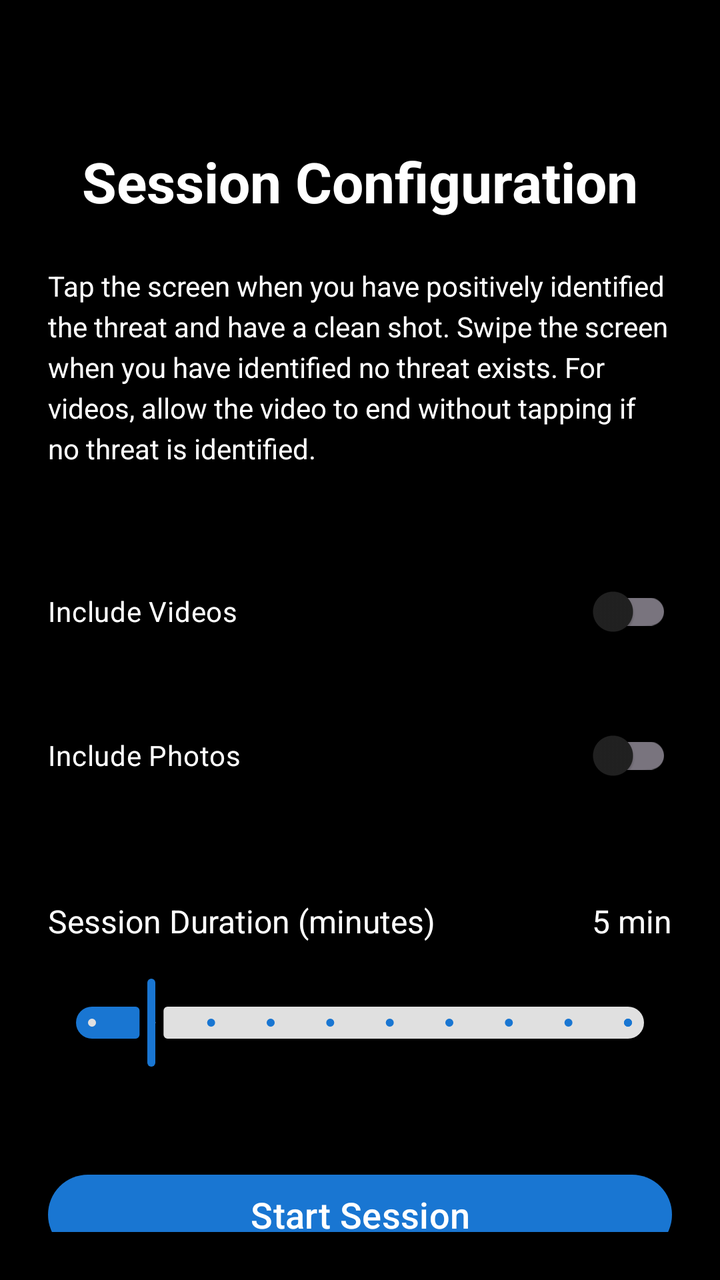
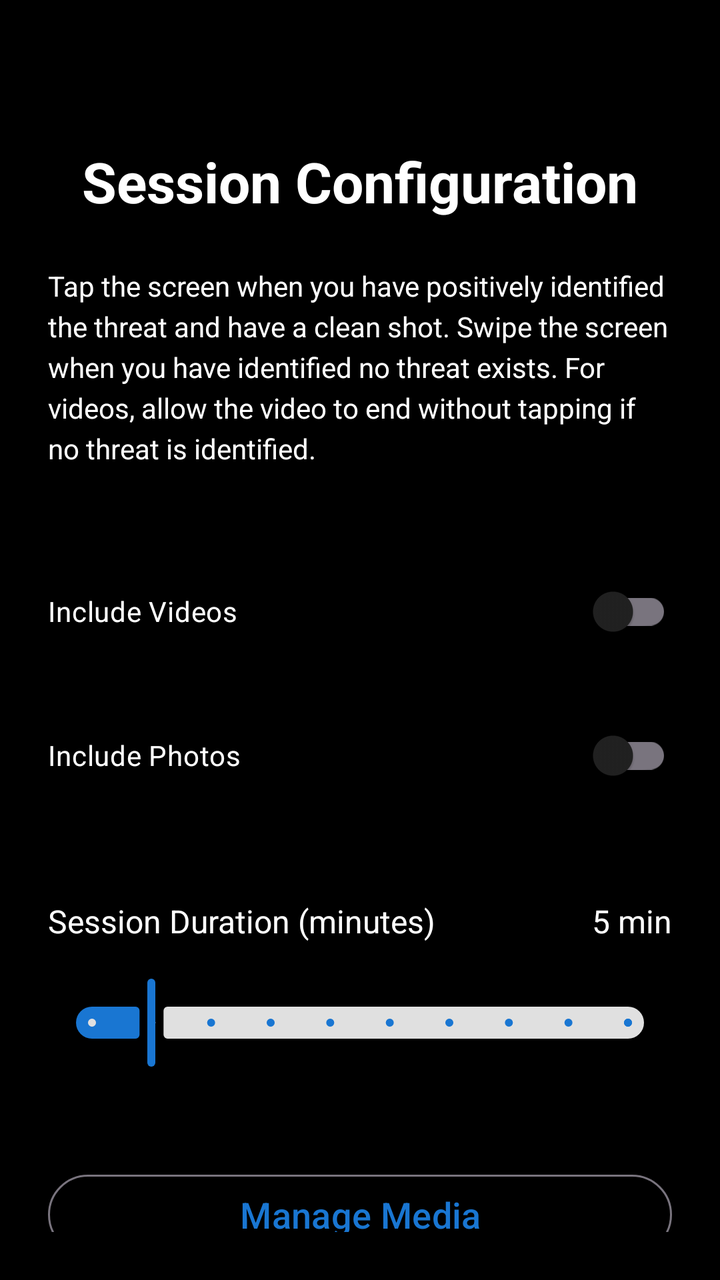

Compare the two renders of this Android layout. The source of the first and the diff that turns it into the second are given below.
<!-- AndroidManifest.xml: application theme Theme.TargetDiscriminator -->
<!-- res/layout/fragment_session_config.xml -->
<?xml version="1.0" encoding="utf-8"?>
<androidx.constraintlayout.widget.ConstraintLayout xmlns:android="http://schemas.android.com/apk/res/android"
    xmlns:app="http://schemas.android.com/apk/res-auto"
    xmlns:tools="http://schemas.android.com/tools"
    android:layout_width="match_parent"
    android:layout_height="match_parent"
    android:background="@color/black"
    android:padding="24dp"
    tools:context=".presentation.session_config.SessionConfigFragment">

    <TextView
        android:id="@+id/titleText"
        android:layout_width="wrap_content"
        android:layout_height="wrap_content"
        android:layout_marginTop="48dp"
        android:text="@string/session_config_title"
        android:textColor="@color/white"
        android:textSize="28sp"
        android:textStyle="bold"
        app:layout_constraintEnd_toEndOf="parent"
        app:layout_constraintStart_toStartOf="parent"
        app:layout_constraintTop_toTopOf="parent" />

    <TextView
        android:id="@+id/instructionsText"
        android:layout_width="0dp"
        android:layout_height="wrap_content"
        android:layout_marginTop="24dp"
        android:text="@string/training_instructions"
        android:textColor="@color/white"
        android:textSize="14sp"
        android:lineSpacingExtra="4dp"
        app:layout_constraintEnd_toEndOf="parent"
        app:layout_constraintStart_toStartOf="parent"
        app:layout_constraintTop_toBottomOf="@id/titleText" />

    <com.google.android.material.switchmaterial.SwitchMaterial
        android:id="@+id/includeVideosSwitch"
        android:layout_width="0dp"
        android:layout_height="wrap_content"
        android:layout_marginTop="48dp"
        android:text="@string/session_config_include_videos"
        android:textColor="@color/white"
        app:layout_constraintEnd_toEndOf="parent"
        app:layout_constraintStart_toStartOf="parent"
        app:layout_constraintTop_toBottomOf="@id/instructionsText" />

    <com.google.android.material.switchmaterial.SwitchMaterial
        android:id="@+id/includePhotosSwitch"
        android:layout_width="0dp"
        android:layout_height="wrap_content"
        android:layout_marginTop="24dp"
        android:text="@string/session_config_include_photos"
        android:textColor="@color/white"
        app:layout_constraintEnd_toEndOf="parent"
        app:layout_constraintStart_toStartOf="parent"
        app:layout_constraintTop_toBottomOf="@id/includeVideosSwitch" />

    <TextView
        android:id="@+id/durationLabel"
        android:layout_width="wrap_content"
        android:layout_height="wrap_content"
        android:layout_marginTop="48dp"
        android:text="@string/session_config_duration"
        android:textColor="@color/white"
        android:textSize="16sp"
        app:layout_constraintStart_toStartOf="parent"
        app:layout_constraintTop_toBottomOf="@id/includePhotosSwitch" />

    <TextView
        android:id="@+id/durationValue"
        android:layout_width="wrap_content"
        android:layout_height="wrap_content"
        android:text="5 min"
        android:textColor="@color/white"
        android:textSize="16sp"
        app:layout_constraintEnd_toEndOf="parent"
        app:layout_constraintTop_toTopOf="@id/durationLabel" />

    <com.google.android.material.slider.Slider
        android:id="@+id/durationSlider"
        android:layout_width="0dp"
        android:layout_height="wrap_content"
        android:layout_marginTop="16dp"
        android:valueFrom="1.0"
        android:valueTo="10.0"
        android:value="2.0"
        android:stepSize="1.0"
        app:layout_constraintEnd_toEndOf="parent"
        app:layout_constraintStart_toStartOf="parent"
        app:layout_constraintTop_toBottomOf="@id/durationLabel" />

    <com.google.android.material.button.MaterialButton
        android:id="@+id/startButton"
        android:layout_width="0dp"
        android:layout_height="wrap_content"
        android:layout_marginTop="48dp"
        android:text="@string/session_config_start"
        android:textSize="18sp"
        app:layout_constraintEnd_toEndOf="parent"
        app:layout_constraintStart_toStartOf="parent"
        app:layout_constraintTop_toBottomOf="@id/durationSlider" />

</androidx.constraintlayout.widget.ConstraintLayout>
<!-- resources referenced by this layout -->
<resources>
  <color name="black">#000000</color>
  <color name="white">#FFFFFF</color>
  <string name="session_config_duration">Session Duration (minutes)</string>
  <string name="session_config_include_photos">Include Photos</string>
  <string name="session_config_include_videos">Include Videos</string>
  <string name="session_config_start">Start Session</string>
  <string name="session_config_title">Session Configuration</string>
  <string name="training_instructions">Tap the screen when you have positively identified the threat and have a clean shot. Swipe the screen when you have identified no threat exists. For videos, allow the video to end without tapping if no threat is identified.</string>
  <style name="Theme.TargetDiscriminator" parent="Theme.Material3.DayNight.NoActionBar">
          <item name="colorPrimary">@color/md_theme_light_primary</item>
          <item name="colorOnPrimary">@color/md_theme_light_onPrimary</item>
          <item name="colorPrimaryContainer">@color/md_theme_light_primaryContainer</item>
          <item name="colorOnPrimaryContainer">@color/md_theme_light_onPrimaryContainer</item>
          <item name="colorSecondary">@color/md_theme_light_secondary</item>
          <item name="colorOnSecondary">@color/md_theme_light_onSecondary</item>
          <item name="colorSecondaryContainer">@color/md_theme_light_secondaryContainer</item>
          <item name="colorOnSecondaryContainer">@color/md_theme_light_onSecondaryContainer</item>
          <item name="colorTertiary">@color/md_theme_light_tertiary</item>
          <item name="colorOnTertiary">@color/md_theme_light_onTertiary</item>
          <item name="colorTertiaryContainer">@color/md_theme_light_tertiaryContainer</item>
          <item name="colorOnTertiaryContainer">@color/md_theme_light_onTertiaryContainer</item>
          <item name="colorError">@color/md_theme_light_error</item>
          <item name="colorOnError">@color/md_theme_light_onError</item>
          <item name="colorErrorContainer">@color/md_theme_light_errorContainer</item>
          <item name="colorOnErrorContainer">@color/md_theme_light_onErrorContainer</item>
          <item name="android:colorBackground">@color/md_theme_light_background</item>
          <item name="colorOnBackground">@color/md_theme_light_onBackground</item>
          <item name="colorSurface">@color/md_theme_light_surface</item>
          <item name="colorOnSurface">@color/md_theme_light_onSurface</item>
          <item name="colorSurfaceVariant">@color/md_theme_light_surfaceVariant</item>
          <item name="colorOnSurfaceVariant">@color/md_theme_light_onSurfaceVariant</item>
      </style>
  <color name="md_theme_light_primary">#1976D2</color>
  <color name="md_theme_light_onPrimary">#FFFFFF</color>
  <color name="md_theme_light_primaryContainer">#BBDEFB</color>
  <color name="md_theme_light_onPrimaryContainer">#0D47A1</color>
  <color name="md_theme_light_secondary">#424242</color>
  <color name="md_theme_light_onSecondary">#FFFFFF</color>
  <color name="md_theme_light_secondaryContainer">#E0E0E0</color>
  <color name="md_theme_light_onSecondaryContainer">#212121</color>
  <color name="md_theme_light_tertiary">#FF6F00</color>
  <color name="md_theme_light_onTertiary">#FFFFFF</color>
  <color name="md_theme_light_tertiaryContainer">#FFE0B2</color>
  <color name="md_theme_light_onTertiaryContainer">#E65100</color>
  <color name="md_theme_light_error">#B00020</color>
  <color name="md_theme_light_onError">#FFFFFF</color>
  <color name="md_theme_light_errorContainer">#FFCDD2</color>
  <color name="md_theme_light_onErrorContainer">#C62828</color>
  <color name="md_theme_light_background">#FFFFFF</color>
  <color name="md_theme_light_onBackground">#212121</color>
  <color name="md_theme_light_surface">#FFFFFF</color>
  <color name="md_theme_light_onSurface">#212121</color>
  <color name="md_theme_light_surfaceVariant">#F5F5F5</color>
  <color name="md_theme_light_onSurfaceVariant">#757575</color>
</resources>

<!-- the commit's change to res/layout/fragment_session_config.xml (unified diff, before → after) -->
@@ -91,14 +91,26 @@
         app:layout_constraintTop_toBottomOf="@id/durationLabel" />
 
     <com.google.android.material.button.MaterialButton
-        android:id="@+id/startButton"
+        android:id="@+id/manageMediaButton"
+        style="@style/Widget.Material3.Button.OutlinedButton"
         android:layout_width="0dp"
         android:layout_height="wrap_content"
         android:layout_marginTop="48dp"
-        android:text="@string/session_config_start"
+        android:text="@string/media_management_title"
         android:textSize="18sp"
         app:layout_constraintEnd_toEndOf="parent"
         app:layout_constraintStart_toStartOf="parent"
         app:layout_constraintTop_toBottomOf="@id/durationSlider" />
 
+    <com.google.android.material.button.MaterialButton
+        android:id="@+id/startButton"
+        android:layout_width="0dp"
+        android:layout_height="wrap_content"
+        android:layout_marginTop="16dp"
+        android:text="@string/session_config_start"
+        android:textSize="18sp"
+        app:layout_constraintEnd_toEndOf="parent"
+        app:layout_constraintStart_toStartOf="parent"
+        app:layout_constraintTop_toBottomOf="@id/manageMediaButton" />
+
 </androidx.constraintlayout.widget.ConstraintLayout>
<!-- resource entries referenced after the edit -->
@@ -2,6 +2,7 @@
 <resources>
   <color name="black">#000000</color>
   <color name="white">#FFFFFF</color>
+  <string name="media_management_title">Manage Media</string>
   <string name="session_config_duration">Session Duration (minutes)</string>
   <string name="session_config_include_photos">Include Photos</string>
   <string name="session_config_include_videos">Include Videos</string>
